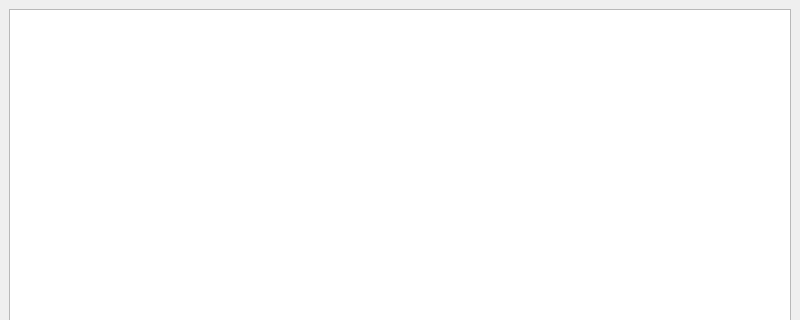
Before: the Qt Designer form main.ui in skgch-heigo/coffee_rep, drawn with Qt 5; both pictures show x 0 to 800 and y 0 to 320 of the 800 by 600 pixel window.
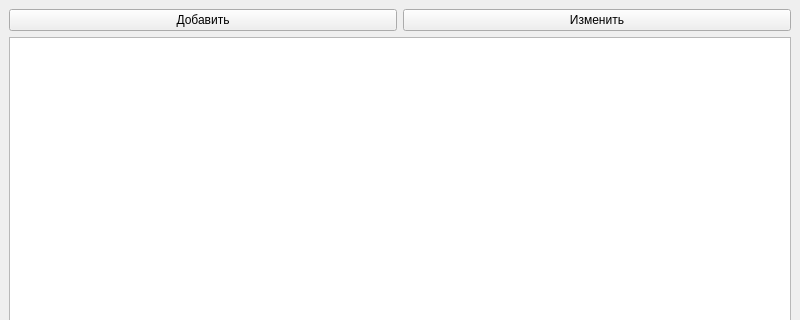
After: the same form once the commit is applied.

```diff
--- a/main.ui
+++ b/main.ui
@@ -15,6 +15,24 @@
   </property>
   <widget class="QWidget" name="centralwidget">
    <layout class="QVBoxLayout" name="verticalLayout">
+    <item>
+     <layout class="QHBoxLayout" name="horizontalLayout">
+      <item>
+       <widget class="QPushButton" name="pushButton">
+        <property name="text">
+         <string>Добавить</string>
+        </property>
+       </widget>
+      </item>
+      <item>
+       <widget class="QPushButton" name="pushButton_2">
+        <property name="text">
+         <string>Изменить</string>
+        </property>
+       </widget>
+      </item>
+     </layout>
+    </item>
     <item>
      <widget class="QTableWidget" name="tableWidget"/>
     </item>
```
